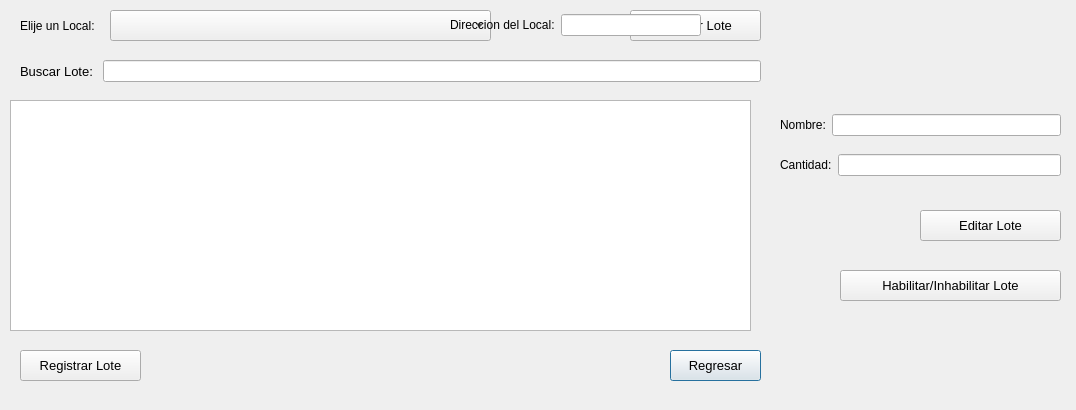
This is PAF_GUI/PAF_GRAFICA/gui/gestionarlotegui.ui in JMOrbegoso/USS-2021-II-PP as Qt 5 draws it before an edit. The edited form follows.
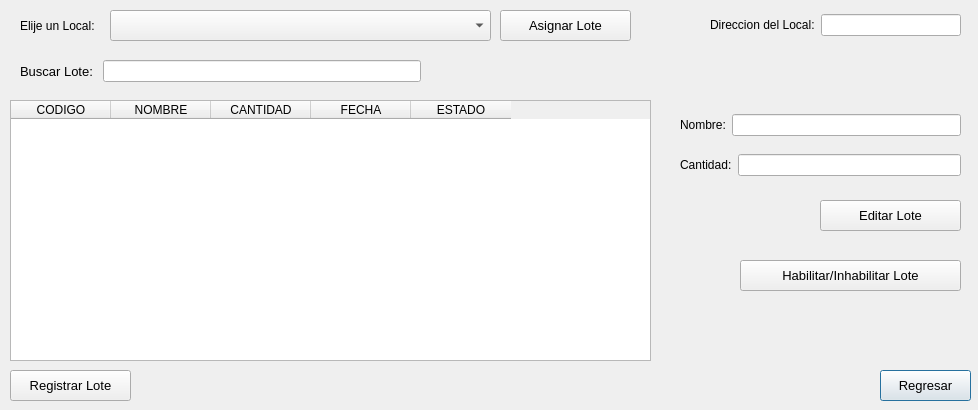
This is the edited form. Icons and pictures are not drawn.

```diff
--- a/PAF_GUI/PAF_GRAFICA/gui/gestionarlotegui.ui
+++ b/PAF_GUI/PAF_GRAFICA/gui/gestionarlotegui.ui
@@ -6,7 +6,7 @@
    <rect>
     <x>0</x>
     <y>0</y>
-    <width>1076</width>
+    <width>978</width>
     <height>410</height>
    </rect>
   </property>
@@ -20,8 +20,8 @@
   <widget class="QPushButton" name="regresarButton">
    <property name="geometry">
     <rect>
-     <x>670</x>
-     <y>350</y>
+     <x>880</x>
+     <y>370</y>
      <width>91</width>
      <height>31</height>
     </rect>
@@ -35,21 +35,46 @@
     <string>Regresar</string>
    </property>
   </widget>
-  <widget class="QListWidget" name="lotesListWidget">
+  <widget class="QTableWidget" name="lotesTableWidget">
    <property name="geometry">
     <rect>
      <x>10</x>
      <y>100</y>
-     <width>741</width>
-     <height>231</height>
+     <width>641</width>
+     <height>261</height>
     </rect>
    </property>
+   <column>
+    <property name="text">
+     <string>CODIGO</string>
+    </property>
+   </column>
+   <column>
+    <property name="text">
+     <string>NOMBRE</string>
+    </property>
+   </column>
+   <column>
+    <property name="text">
+     <string>CANTIDAD</string>
+    </property>
+   </column>
+   <column>
+    <property name="text">
+     <string>FECHA</string>
+    </property>
+   </column>
+   <column>
+    <property name="text">
+     <string>ESTADO</string>
+    </property>
+   </column>
   </widget>
   <widget class="QPushButton" name="registrarButton">
    <property name="geometry">
     <rect>
-     <x>20</x>
-     <y>350</y>
+     <x>10</x>
+     <y>370</y>
      <width>121</width>
      <height>31</height>
     </rect>
@@ -66,8 +91,8 @@
   <widget class="QPushButton" name="habilitarInhabilitarButton">
    <property name="geometry">
     <rect>
-     <x>840</x>
-     <y>270</y>
+     <x>740</x>
+     <y>260</y>
      <width>221</width>
      <height>31</height>
     </rect>
@@ -84,8 +109,8 @@
   <widget class="QPushButton" name="editarButton">
    <property name="geometry">
     <rect>
-     <x>920</x>
-     <y>210</y>
+     <x>820</x>
+     <y>200</y>
      <width>141</width>
      <height>31</height>
     </rect>
@@ -104,7 +129,7 @@
     <rect>
      <x>20</x>
      <y>60</y>
-     <width>741</width>
+     <width>401</width>
      <height>31</height>
     </rect>
    </property>
@@ -129,7 +154,7 @@
   <widget class="QWidget" name="layoutWidget">
    <property name="geometry">
     <rect>
-     <x>780</x>
+     <x>680</x>
      <y>150</y>
      <width>281</width>
      <height>31</height>
@@ -151,7 +176,7 @@
   <widget class="QPushButton" name="pushButton">
    <property name="geometry">
     <rect>
-     <x>630</x>
+     <x>500</x>
      <y>10</y>
      <width>131</width>
      <height>31</height>
@@ -169,7 +194,7 @@
   <widget class="QWidget" name="layoutWidget">
    <property name="geometry">
     <rect>
-     <x>780</x>
+     <x>680</x>
      <y>110</y>
      <width>281</width>
      <height>31</height>
@@ -214,21 +239,14 @@
   <widget class="QWidget" name="layoutWidget_2">
    <property name="geometry">
     <rect>
-     <x>450</x>
+     <x>710</x>
      <y>10</y>
      <width>251</width>
      <height>31</height>
     </rect>
    </property>
    <layout class="QGridLayout" name="gridLayout_3">
-    <item row="0" column="0">
-     <widget class="QLabel" name="label_4">
-      <property name="text">
-       <string>Direccion del Local:</string>
-      </property>
-     </widget>
-    </item>
-    <item row="0" column="1">
+    <item row="0" column="2">
      <widget class="QLineEdit" name="direccionTxt">
       <property name="enabled">
        <bool>true</bool>
@@ -238,6 +256,13 @@
       </property>
      </widget>
     </item>
+    <item row="0" column="1">
+     <widget class="QLabel" name="label_4">
+      <property name="text">
+       <string>Direccion del Local:</string>
+      </property>
+     </widget>
+    </item>
    </layout>
   </widget>
  </widget>
```
Left out of the diff: 6 changed lines with no effect on the pictures.
